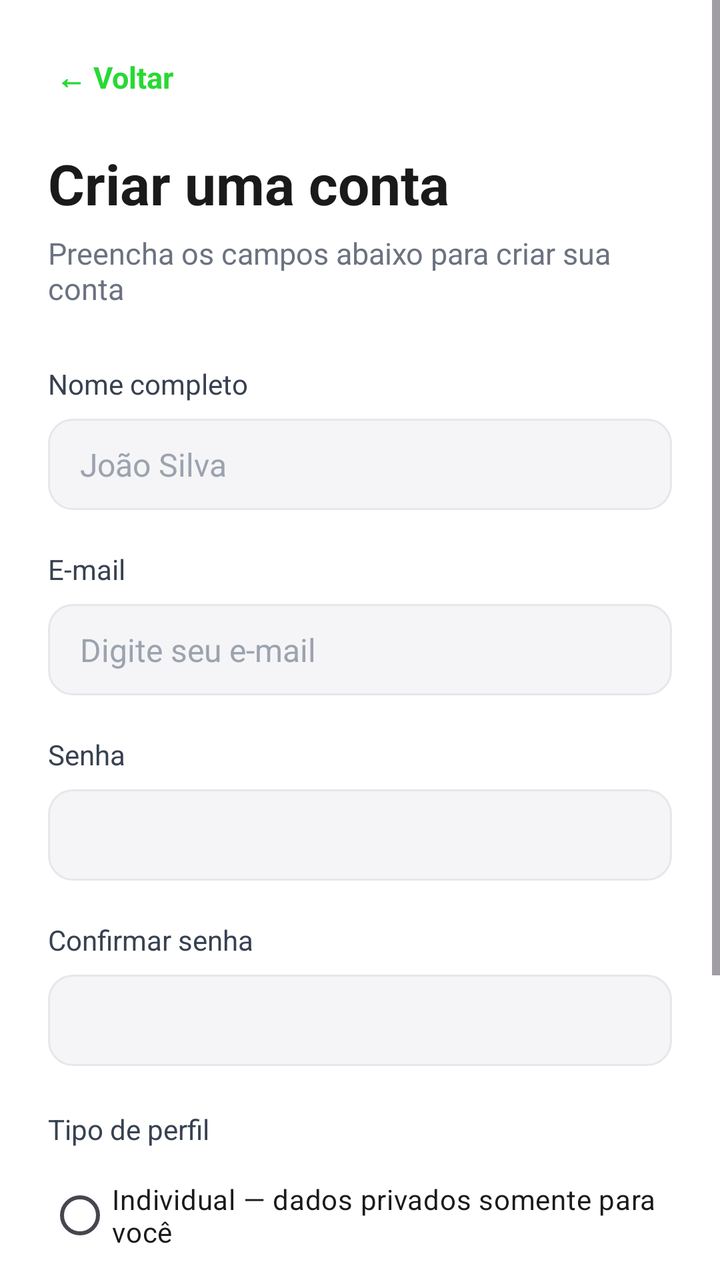
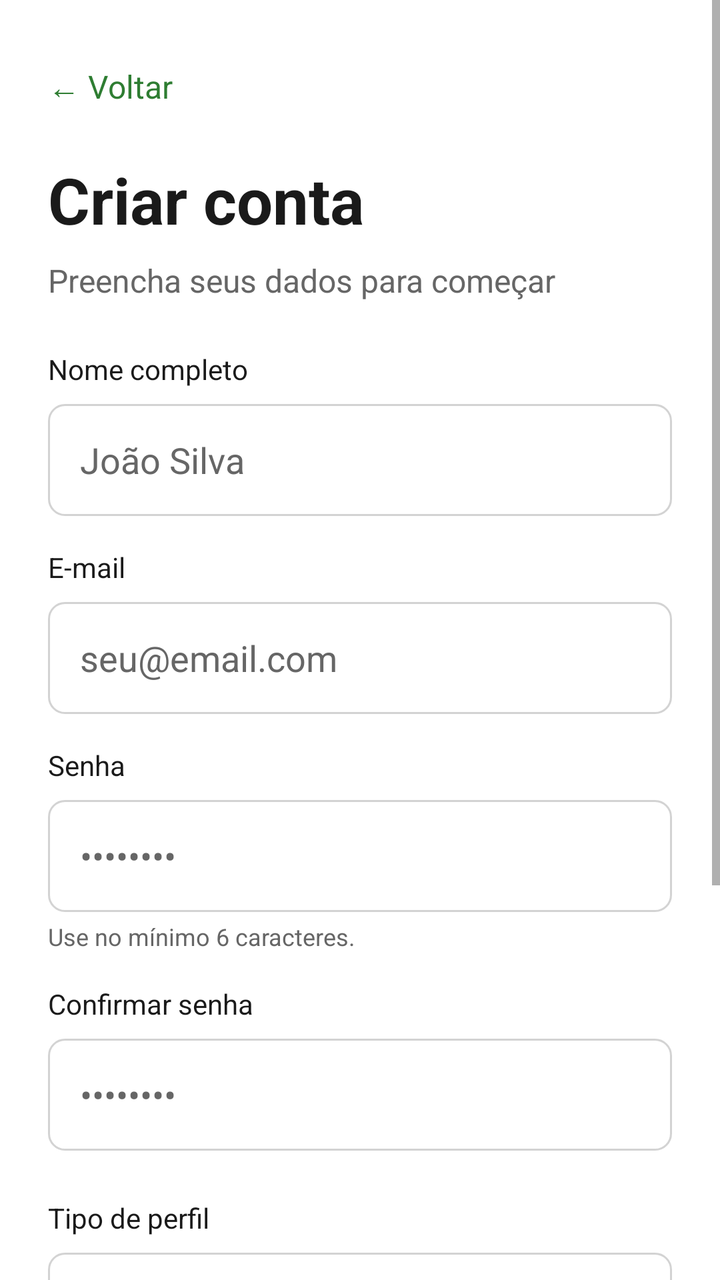

The first picture is an Android layout as it rendered before a commit; the second is the same layout after the commit. The layout source and the unified diff follow.
<!-- AndroidManifest.xml: application theme Theme.Meu_controle -->
<!-- res/layout/activity_cadastro.xml -->
<?xml version="1.0" encoding="utf-8"?>

<ScrollView xmlns:android="http://schemas.android.com/apk/res/android"
    xmlns:app="http://schemas.android.com/apk/res-auto"
    xmlns:tools="http://schemas.android.com/tools"
    android:id="@+id/rootView"
    android:layout_width="match_parent"
    android:layout_height="match_parent"
    android:background="@color/screen_background"
    android:fillViewport="true"
    tools:context=".CadastroActivity">

    <LinearLayout
        android:layout_width="match_parent"
        android:layout_height="wrap_content"
        android:orientation="vertical"
        android:paddingStart="24dp"
        android:paddingEnd="24dp"
        android:paddingTop="24dp"
        android:paddingBottom="24dp">

        
        <TextView
            android:id="@+id/btnVoltar"
            android:layout_width="wrap_content"
            android:layout_height="wrap_content"
            android:background="?attr/selectableItemBackground"
            android:clickable="true"
            android:focusable="true"
            android:padding="4dp"
            android:text="@string/voltar"
            android:textColor="@color/primary_green"
            android:textSize="15sp"
            android:textStyle="bold" />

        
        <TextView
            android:layout_width="wrap_content"
            android:layout_height="wrap_content"
            android:layout_marginTop="20dp"
            android:text="@string/cadastro_title"
            android:textColor="@color/text_primary"
            android:textSize="28sp"
            android:textStyle="bold" />

        
        <TextView
            android:layout_width="wrap_content"
            android:layout_height="wrap_content"
            android:layout_marginTop="6dp"
            android:text="@string/cadastro_subtitle"
            android:textColor="@color/text_secondary"
            android:textSize="15sp" />

        
        <TextView
            android:layout_width="wrap_content"
            android:layout_height="wrap_content"
            android:layout_marginTop="28dp"
            android:text="@string/label_nome"
            android:textColor="@color/text_label"
            android:textSize="14sp" />

        
        <EditText
            android:id="@+id/editNome"
            android:layout_width="match_parent"
            android:layout_height="wrap_content"
            android:layout_marginTop="8dp"
            android:autofillHints="name"
            android:background="@drawable/bg_input_field"
            android:hint="@string/hint_nome"
            android:inputType="textPersonName|textCapWords"
            android:maxLines="1"
            android:textColor="@color/text_primary"
            android:textColorHint="@color/text_hint"
            android:textSize="16sp" />

        
        <TextView
            android:layout_width="wrap_content"
            android:layout_height="wrap_content"
            android:layout_marginTop="20dp"
            android:text="@string/label_email"
            android:textColor="@color/text_label"
            android:textSize="14sp" />

        
        <EditText
            android:id="@+id/editEmail"
            android:layout_width="match_parent"
            android:layout_height="wrap_content"
            android:layout_marginTop="8dp"
            android:autofillHints="emailAddress"
            android:background="@drawable/bg_input_field"
            android:hint="@string/hint_email"
            android:inputType="textEmailAddress"
            android:maxLines="1"
            android:textColor="@color/text_primary"
            android:textColorHint="@color/text_hint"
            android:textSize="16sp" />

        
        <TextView
            android:layout_width="wrap_content"
            android:layout_height="wrap_content"
            android:layout_marginTop="20dp"
            android:text="@string/label_senha"
            android:textColor="@color/text_label"
            android:textSize="14sp" />

        
        <EditText
            android:id="@+id/editSenha"
            android:layout_width="match_parent"
            android:layout_height="wrap_content"
            android:layout_marginTop="8dp"
            android:autofillHints="newPassword"
            android:background="@drawable/bg_input_field"
            android:inputType="textPassword"
            android:maxLines="1"
            android:textColor="@color/text_primary"
            android:textColorHint="@color/text_hint"
            android:textSize="16sp" />

        
        <TextView
            android:layout_width="wrap_content"
            android:layout_height="wrap_content"
            android:layout_marginTop="20dp"
            android:text="@string/label_confirmar_senha"
            android:textColor="@color/text_label"
            android:textSize="14sp" />

        
        <EditText
            android:id="@+id/editConfirmarSenha"
            android:layout_width="match_parent"
            android:layout_height="wrap_content"
            android:layout_marginTop="8dp"
            android:autofillHints="newPassword"
            android:background="@drawable/bg_input_field"
            android:inputType="textPassword"
            android:maxLines="1"
            android:textColor="@color/text_primary"
            android:textColorHint="@color/text_hint"
            android:textSize="16sp" />

        <TextView
            android:layout_width="wrap_content"
            android:layout_height="wrap_content"
            android:layout_marginTop="22dp"
            android:text="@string/profile_type_label"
            android:textColor="@color/text_label"
            android:textSize="14sp" />

        <RadioGroup
            android:id="@+id/profile_type_group"
            android:layout_width="match_parent"
            android:layout_height="wrap_content"
            android:layout_marginTop="8dp"
            android:orientation="vertical">

            <RadioButton
                android:id="@+id/profile_individual"
                android:layout_width="match_parent"
                android:layout_height="wrap_content"
                android:paddingTop="8dp"
                android:paddingBottom="8dp"
                android:text="@string/profile_individual_option"
                android:textColor="@color/text_primary" />

            <RadioButton
                android:id="@+id/profile_family"
                android:layout_width="match_parent"
                android:layout_height="wrap_content"
                android:paddingTop="8dp"
                android:paddingBottom="8dp"
                android:text="@string/profile_family_option"
                android:textColor="@color/text_primary" />
        </RadioGroup>

        
        <com.google.android.material.button.MaterialButton
            android:id="@+id/btnCriarConta"
            android:layout_width="match_parent"
            android:layout_height="56dp"
            android:layout_marginTop="28dp"
            android:text="@string/btn_criar_conta"
            android:textSize="16sp"
            android:textStyle="bold" />

        
        <TextView
            android:id="@+id/linkJaTenhoConta"
            android:layout_width="wrap_content"
            android:layout_height="wrap_content"
            android:layout_gravity="center_horizontal"
            android:layout_marginTop="20dp"
            android:background="?attr/selectableItemBackground"
            android:clickable="true"
            android:focusable="true"
            android:padding="4dp"
            android:text="@string/cadastro_footer_link"
            android:textColor="@color/primary_green"
            android:textSize="14sp"
            android:textStyle="bold" />

    </LinearLayout>

</ScrollView>
<!-- resources referenced by this layout -->
<resources>
  <color name="primary_green">#28D934</color>
  <color name="screen_background">#FFFFFF</color>
  <color name="text_hint">#9CA3AF</color>
  <color name="text_label">#374151</color>
  <color name="text_primary">#1A1A1A</color>
  <color name="text_secondary">#6B7280</color>
  <!-- drawable bg_input_field (drawable) -->
  <?xml version="1.0" encoding="utf-8"?>
  <shape xmlns:android="http://schemas.android.com/apk/res/android"
      android:shape="rectangle">
      <solid android:color="@color/field_background" />
      <stroke
          android:width="1dp"
          android:color="@color/field_stroke" />
      <corners android:radius="12dp" />
      <padding
          android:left="16dp"
          android:top="12dp"
          android:right="16dp"
          android:bottom="12dp" />
  </shape>
  <string name="btn_criar_conta">Criar conta</string>
  <string name="cadastro_footer_link">Já tenho uma conta</string>
  <string name="cadastro_subtitle">Preencha os campos abaixo para criar sua conta</string>
  <string name="cadastro_title">Criar uma conta</string>
  <string name="hint_email">Digite seu e-mail</string>
  <string name="hint_nome">João Silva</string>
  <string name="label_confirmar_senha">Confirmar senha</string>
  <string name="label_email">E-mail</string>
  <string name="label_nome">Nome completo</string>
  <string name="label_senha">Senha</string>
  <string name="profile_family_option">Familiar — movimentações compartilhadas com o grupo</string>
  <string name="profile_individual_option">Individual — dados privados somente para você</string>
  <string name="profile_type_label">Tipo de perfil</string>
  <string name="voltar">← Voltar</string>
  <style name="Theme.Meu_controle" parent="Base.Theme.Meu_controle" />
  <color name="field_background">#F5F5F7</color>
  <color name="field_stroke">#E5E7EB</color>
  <style name="Base.Theme.Meu_controle" parent="Theme.Material3.Light.NoActionBar">
          <item name="colorPrimary">@color/primary_green</item>
          <item name="colorOnPrimary">@color/white</item>
          <item name="colorPrimaryContainer">@color/receita_fundo</item>
          <item name="colorOnPrimaryContainer">@color/receita_texto</item>
          <item name="colorSecondary">@color/primary_green</item>
          <item name="colorError">@color/acao_excluir</item>
          <item name="colorSurface">@color/surface</item>
          <item name="colorOnSurface">@color/text_primary</item>
          <item name="colorOutline">@color/field_stroke</item>
          <item name="android:colorBackground">@color/app_background</item>
          <item name="android:windowLightStatusBar">true</item>
  
          
          <item name="materialButtonStyle">@style/Widget.MeuControle.Button</item>
      </style>
  <color name="white">#FFFFFFFF</color>
  <color name="receita_fundo">#E8F5E9</color>
  <color name="receita_texto">#1B5E20</color>
  <color name="acao_excluir">#D32F2F</color>
  <color name="surface">#FFFFFFFF</color>
  <color name="app_background">#F7F7FB</color>
  <style name="Widget.MeuControle.Button" parent="Widget.Material3.Button">
          <item name="backgroundTint">@color/primary_green</item>
          <item name="android:textColor">@color/white</item>
          <item name="android:textAllCaps">false</item>
          <item name="android:textStyle">bold</item>
          <item name="cornerRadius">14dp</item>
      </style>
</resources>

<!-- the commit's change to res/layout/activity_cadastro.xml (unified diff, before → after) -->
@@ -2,156 +2,134 @@
 
 <ScrollView xmlns:android="http://schemas.android.com/apk/res/android"
     xmlns:app="http://schemas.android.com/apk/res-auto"
-    xmlns:tools="http://schemas.android.com/tools"
     android:id="@+id/rootView"
     android:layout_width="match_parent"
     android:layout_height="match_parent"
-    android:background="@color/screen_background"
-    android:fillViewport="true"
-    tools:context=".CadastroActivity">
+    android:background="@color/white"
+    android:fillViewport="true">
 
     <LinearLayout
         android:layout_width="match_parent"
         android:layout_height="wrap_content"
         android:orientation="vertical"
-        android:paddingStart="24dp"
-        android:paddingEnd="24dp"
-        android:paddingTop="24dp"
-        android:paddingBottom="24dp">
+        android:padding="24dp">
 
-        
         <TextView
             android:id="@+id/btnVoltar"
             android:layout_width="wrap_content"
             android:layout_height="wrap_content"
-            android:background="?attr/selectableItemBackground"
-            android:clickable="true"
-            android:focusable="true"
-            android:padding="4dp"
-            android:text="@string/voltar"
-            android:textColor="@color/primary_green"
-            android:textSize="15sp"
-            android:textStyle="bold" />
-
-        
-        <TextView
-            android:layout_width="wrap_content"
-            android:layout_height="wrap_content"
-            android:layout_marginTop="20dp"
-            android:text="@string/cadastro_title"
-            android:textColor="@color/text_primary"
-            android:textSize="28sp"
-            android:textStyle="bold" />
-
-        
-        <TextView
-            android:layout_width="wrap_content"
-            android:layout_height="wrap_content"
-            android:layout_marginTop="6dp"
-            android:text="@string/cadastro_subtitle"
-            android:textColor="@color/text_secondary"
-            android:textSize="15sp" />
-
-        
-        <TextView
-            android:layout_width="wrap_content"
-            android:layout_height="wrap_content"
-            android:layout_marginTop="28dp"
-            android:text="@string/label_nome"
-            android:textColor="@color/text_label"
-            android:textSize="14sp" />
-
-        
-        <EditText
-            android:id="@+id/editNome"
-            android:layout_width="match_parent"
-            android:layout_height="wrap_content"
-            android:layout_marginTop="8dp"
-            android:autofillHints="name"
-            android:background="@drawable/bg_input_field"
-            android:hint="@string/hint_nome"
-            android:inputType="textPersonName|textCapWords"
-            android:maxLines="1"
-            android:textColor="@color/text_primary"
-            android:textColorHint="@color/text_hint"
-            android:textSize="16sp" />
-
-        
-        <TextView
-            android:layout_width="wrap_content"
-            android:layout_height="wrap_content"
-            android:layout_marginTop="20dp"
-            android:text="@string/label_email"
-            android:textColor="@color/text_label"
-            android:textSize="14sp" />
-
-        
-        <EditText
-            android:id="@+id/editEmail"
-            android:layout_width="match_parent"
-            android:layout_height="wrap_content"
-            android:layout_marginTop="8dp"
-            android:autofillHints="emailAddress"
-            android:background="@drawable/bg_input_field"
-            android:hint="@string/hint_email"
-            android:inputType="textEmailAddress"
-            android:maxLines="1"
-            android:textColor="@color/text_primary"
-            android:textColorHint="@color/text_hint"
-            android:textSize="16sp" />
-
-        
-        <TextView
-            android:layout_width="wrap_content"
-            android:layout_height="wrap_content"
-            android:layout_marginTop="20dp"
-            android:text="@string/label_senha"
-            android:textColor="@color/text_label"
-            android:textSize="14sp" />
-
-        
-        <EditText
-            android:id="@+id/editSenha"
-            android:layout_width="match_parent"
-            android:layout_height="wrap_content"
-            android:layout_marginTop="8dp"
-            android:autofillHints="newPassword"
-            android:background="@drawable/bg_input_field"
-            android:inputType="textPassword"
-            android:maxLines="1"
-            android:textColor="@color/text_primary"
-            android:textColorHint="@color/text_hint"
-            android:textSize="16sp" />
-
-        
-        <TextView
-            android:layout_width="wrap_content"
-            android:layout_height="wrap_content"
-            android:layout_marginTop="20dp"
-            android:text="@string/label_confirmar_senha"
-            android:textColor="@color/text_label"
-            android:textSize="14sp" />
-
-        
-        <EditText
-            android:id="@+id/editConfirmarSenha"
-            android:layout_width="match_parent"
-            android:layout_height="wrap_content"
-            android:layout_marginTop="8dp"
-            android:autofillHints="newPassword"
-            android:background="@drawable/bg_input_field"
-            android:inputType="textPassword"
-            android:maxLines="1"
-            android:textColor="@color/text_primary"
-            android:textColorHint="@color/text_hint"
+            android:paddingVertical="8dp"
+            android:text="@string/btn_voltar"
+            android:textColor="@color/green_primary"
             android:textSize="16sp" />
 
         <TextView
             android:layout_width="wrap_content"
             android:layout_height="wrap_content"
-            android:layout_marginTop="22dp"
-            android:text="@string/profile_type_label"
-            android:textColor="@color/text_label"
+            android:layout_marginTop="16dp"
+            android:text="@string/cadastro_title"
+            android:textColor="@color/black"
+            android:textSize="32sp"
+            android:textStyle="bold" />
+
+        <TextView
+            android:layout_width="wrap_content"
+            android:layout_height="wrap_content"
+            android:layout_marginTop="8dp"
+            android:text="@string/cadastro_subtitle"
+            android:textColor="@color/gray_text"
+            android:textSize="16sp" />
+
+        <TextView
+            android:layout_width="wrap_content"
+            android:layout_height="wrap_content"
+            android:layout_marginTop="24dp"
+            android:text="@string/label_nome"
+            android:textColor="@color/black"
+            android:textSize="14sp" />
+        <EditText
+            android:id="@+id/editNome"
+            android:layout_width="match_parent"
+            android:layout_height="56dp"
+            android:layout_marginTop="8dp"
+            android:background="@drawable/bg_input_field"
+            android:hint="@string/hint_nome"
+            android:inputType="textPersonName"
+            android:paddingHorizontal="16dp"
+            android:textColor="@color/black"
+            android:textColorHint="@color/gray_text" />
+
+        <TextView
+            android:layout_width="wrap_content"
+            android:layout_height="wrap_content"
+            android:layout_marginTop="16dp"
+            android:text="@string/label_email"
+            android:textColor="@color/black"
+            android:textSize="14sp" />
+        <EditText
+            android:id="@+id/editEmail"
+            android:layout_width="match_parent"
+            android:layout_height="56dp"
+            android:layout_marginTop="8dp"
+            android:background="@drawable/bg_input_field"
+            android:hint="@string/hint_email"
+            android:inputType="textEmailAddress"
+            android:paddingHorizontal="16dp"
+            android:textColor="@color/black"
+            android:textColorHint="@color/gray_text" />
+
+        <TextView
+            android:layout_width="wrap_content"
+            android:layout_height="wrap_content"
+            android:layout_marginTop="16dp"
+            android:text="@string/label_senha"
+            android:textColor="@color/black"
+            android:textSize="14sp" />
+        <EditText
+            android:id="@+id/editSenha"
+            android:layout_width="match_parent"
+            android:layout_height="56dp"
+            android:layout_marginTop="8dp"
+            android:background="@drawable/bg_input_field"
+            android:hint="••••••••"
+            android:inputType="textPassword"
+            android:paddingHorizontal="16dp"
+            android:textColor="@color/black"
+            android:textColorHint="@color/gray_text" />
+
+        <TextView
+            android:layout_width="wrap_content"
+            android:layout_height="wrap_content"
+            android:layout_marginTop="4dp"
+            android:text="@string/helper_senha"
+            android:textColor="@color/gray_text"
+            android:textSize="12sp" />
+
+        <TextView
+            android:layout_width="wrap_content"
+            android:layout_height="wrap_content"
+            android:layout_marginTop="16dp"
+            android:text="@string/label_confirmar_senha"
+            android:textColor="@color/black"
+            android:textSize="14sp" />
+        <EditText
+            android:id="@+id/editConfirmarSenha"
+            android:layout_width="match_parent"
+            android:layout_height="56dp"
+            android:layout_marginTop="8dp"
+            android:background="@drawable/bg_input_field"
+            android:hint="••••••••"
+            android:inputType="textPassword"
+            android:paddingHorizontal="16dp"
+            android:textColor="@color/black"
+            android:textColorHint="@color/gray_text" />
+
+        <TextView
+            android:layout_width="wrap_content"
+            android:layout_height="wrap_content"
+            android:layout_marginTop="24dp"
+            android:text="@string/label_tipo_perfil"
+            android:textColor="@color/black"
             android:textSize="14sp" />
 
         <RadioGroup
@@ -165,47 +143,52 @@
                 android:id="@+id/profile_individual"
                 android:layout_width="match_parent"
                 android:layout_height="wrap_content"
-                android:paddingTop="8dp"
-                android:paddingBottom="8dp"
-                android:text="@string/profile_individual_option"
-                android:textColor="@color/text_primary" />
+                android:background="@drawable/bg_radio_card"
+                android:button="@null"
+                android:drawableEnd="?android:attr/listChoiceIndicatorSingle"
+                android:padding="16dp"
+                android:text="@string/perfil_individual_title"
+                android:textColor="@color/black"
+                android:textSize="16sp" />
+
+            
 
             <RadioButton
                 android:id="@+id/profile_family"
                 android:layout_width="match_parent"
                 android:layout_height="wrap_content"
-                android:paddingTop="8dp"
-                android:paddingBottom="8dp"
-                android:text="@string/profile_family_option"
-                android:textColor="@color/text_primary" />
+                android:layout_marginTop="8dp"
+                android:background="@drawable/bg_radio_card"
+                android:button="@null"
+                android:drawableEnd="?android:attr/listChoiceIndicatorSingle"
+                android:padding="16dp"
+                android:text="@string/perfil_familiar_title"
+                android:textColor="@color/black"
+                android:textSize="16sp" />
         </RadioGroup>
 
-        
         <com.google.android.material.button.MaterialButton
             android:id="@+id/btnCriarConta"
             android:layout_width="match_parent"
             android:layout_height="56dp"
-            android:layout_marginTop="28dp"
+            android:layout_marginTop="32dp"
+            android:backgroundTint="@color/green_primary"
             android:text="@string/btn_criar_conta"
+            android:textAllCaps="false"
+            android:textColor="@color/white"
             android:textSize="16sp"
-            android:textStyle="bold" />
+            app:cornerRadius="8dp" />
 
-        
         <TextView
             android:id="@+id/linkJaTenhoConta"
             android:layout_width="wrap_content"
             android:layout_height="wrap_content"
             android:layout_gravity="center_horizontal"
-            android:layout_marginTop="20dp"
-            android:background="?attr/selectableItemBackground"
-            android:clickable="true"
-            android:focusable="true"
-            android:padding="4dp"
-            android:text="@string/cadastro_footer_link"
-            android:textColor="@color/primary_green"
-            android:textSize="14sp"
-            android:textStyle="bold" />
+            android:layout_marginTop="16dp"
+            android:padding="8dp"
+            android:text="Já tenho uma conta"
+            android:textColor="@color/gray_text"
+            android:textSize="14sp" />
 
     </LinearLayout>
-
 </ScrollView>
<!-- resource entries referenced after the edit -->
@@ -1,71 +1,56 @@
 <!-- resources referenced by this layout -->
 <resources>
-  <color name="primary_green">#28D934</color>
-  <color name="screen_background">#FFFFFF</color>
-  <color name="text_hint">#9CA3AF</color>
-  <color name="text_label">#374151</color>
-  <color name="text_primary">#1A1A1A</color>
-  <color name="text_secondary">#6B7280</color>
+  <color name="black">#1A1A1A</color>
+  <color name="gray_text">#666666</color>
+  <color name="green_primary">#2E7D32</color>
   <!-- drawable bg_input_field (drawable) -->
   <?xml version="1.0" encoding="utf-8"?>
-  <shape xmlns:android="http://schemas.android.com/apk/res/android"
-      android:shape="rectangle">
-      <solid android:color="@color/field_background" />
-      <stroke
-          android:width="1dp"
-          android:color="@color/field_stroke" />
-      <corners android:radius="12dp" />
-      <padding
-          android:left="16dp"
-          android:top="12dp"
-          android:right="16dp"
-          android:bottom="12dp" />
+  <shape xmlns:android="http://schemas.android.com/apk/res/android">
+      <solid android:color="@color/white" />
+      <stroke android:width="1dp" android:color="@color/gray_border" />
+      <corners android:radius="8dp" />
   </shape>
+  <!-- drawable bg_radio_card (drawable) -->
+  <?xml version="1.0" encoding="utf-8"?>
+  <selector xmlns:android="http://schemas.android.com/apk/res/android">
+      <item android:state_checked="true">
+          <shape>
+              <solid android:color="@color/green_light_bg" />
+              <stroke android:width="2dp" android:color="@color/green_primary" />
+              <corners android:radius="8dp" />
+          </shape>
+      </item>
+      <item>
+          <shape>
+              <solid android:color="@color/white" />
+              <stroke android:width="1dp" android:color="@color/gray_border" />
+              <corners android:radius="8dp" />
+          </shape>
+      </item>
+  </selector>
   <string name="btn_criar_conta">Criar conta</string>
-  <string name="cadastro_footer_link">Já tenho uma conta</string>
-  <string name="cadastro_subtitle">Preencha os campos abaixo para criar sua conta</string>
-  <string name="cadastro_title">Criar uma conta</string>
-  <string name="hint_email">Digite seu e-mail</string>
+  <string name="btn_voltar">← Voltar</string>
+  <string name="cadastro_subtitle">Preencha seus dados para começar</string>
+  <string name="cadastro_title">Criar conta</string>
+  <string name="helper_senha">Use no mínimo 6 caracteres.</string>
+  <string name="hint_email">seu@email.com</string>
   <string name="hint_nome">João Silva</string>
   <string name="label_confirmar_senha">Confirmar senha</string>
   <string name="label_email">E-mail</string>
   <string name="label_nome">Nome completo</string>
   <string name="label_senha">Senha</string>
-  <string name="profile_family_option">Familiar — movimentações compartilhadas com o grupo</string>
-  <string name="profile_individual_option">Individual — dados privados somente para você</string>
-  <string name="profile_type_label">Tipo de perfil</string>
-  <string name="voltar">← Voltar</string>
-  <style name="Theme.Meu_controle" parent="Base.Theme.Meu_controle" />
-  <color name="field_background">#F5F5F7</color>
-  <color name="field_stroke">#E5E7EB</color>
-  <style name="Base.Theme.Meu_controle" parent="Theme.Material3.Light.NoActionBar">
-          <item name="colorPrimary">@color/primary_green</item>
-          <item name="colorOnPrimary">@color/white</item>
-          <item name="colorPrimaryContainer">@color/receita_fundo</item>
-          <item name="colorOnPrimaryContainer">@color/receita_texto</item>
-          <item name="colorSecondary">@color/primary_green</item>
-          <item name="colorError">@color/acao_excluir</item>
-          <item name="colorSurface">@color/surface</item>
-          <item name="colorOnSurface">@color/text_primary</item>
-          <item name="colorOutline">@color/field_stroke</item>
-          <item name="android:colorBackground">@color/app_background</item>
-          <item name="android:windowLightStatusBar">true</item>
-  
-          
-          <item name="materialButtonStyle">@style/Widget.MeuControle.Button</item>
+  <string name="label_tipo_perfil">Tipo de perfil</string>
+  <string name="perfil_familiar_title">Perfil Familiar</string>
+  <string name="perfil_individual_title">Perfil Individual</string>
+  <style name="Theme.Meu_controle" parent="Theme.MaterialComponents.DayNight.NoActionBar">
+          <item name="colorPrimary">@color/primary</item>
+          <item name="colorPrimaryDark">@color/primary_dark</item>
+          <item name="colorAccent">@color/primary</item>
       </style>
-  <color name="white">#FFFFFFFF</color>
-  <color name="receita_fundo">#E8F5E9</color>
-  <color name="receita_texto">#1B5E20</color>
-  <color name="acao_excluir">#D32F2F</color>
-  <color name="surface">#FFFFFFFF</color>
-  <color name="app_background">#F7F7FB</color>
-  <style name="Widget.MeuControle.Button" parent="Widget.Material3.Button">
-          <item name="backgroundTint">@color/primary_green</item>
-          <item name="android:textColor">@color/white</item>
-          <item name="android:textAllCaps">false</item>
-          <item name="android:textStyle">bold</item>
-          <item name="cornerRadius">14dp</item>
-      </style>
+  <color name="gray_border">#D3D3D3</color>
+  <color name="green_light_bg">#E8F5E9</color>
+  <color name="primary">#1976D2</color>
+  <color name="primary_dark">#0D47A1</color>
+  <color name="white">#FFFFFF</color>
 </resources>
 
